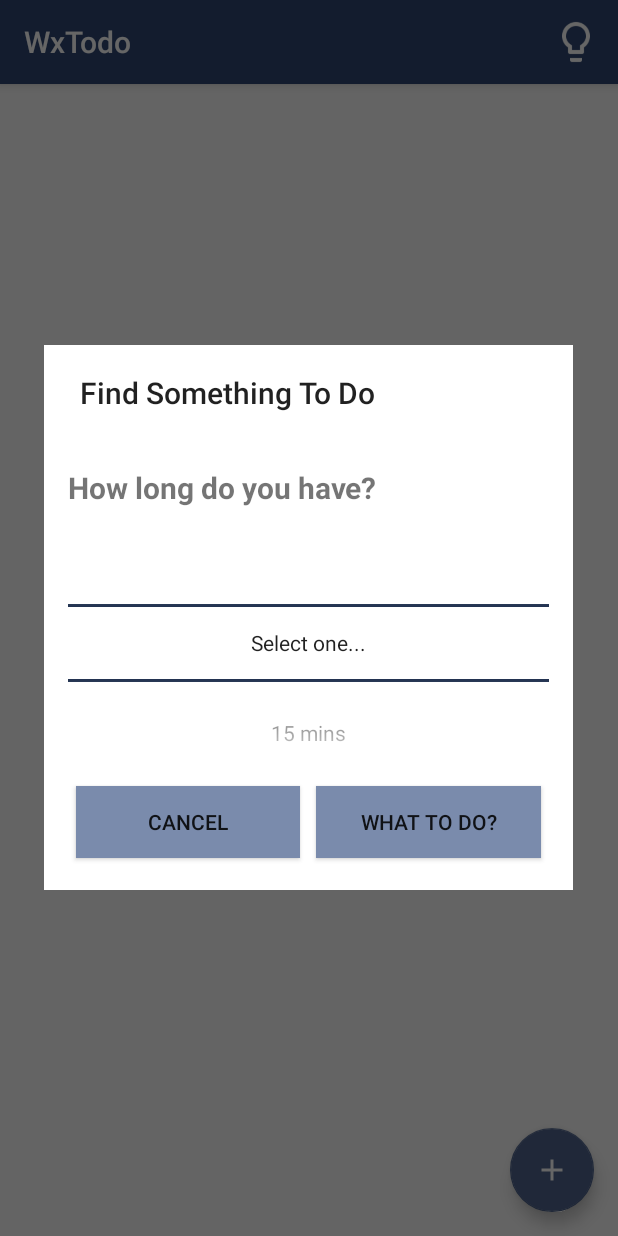
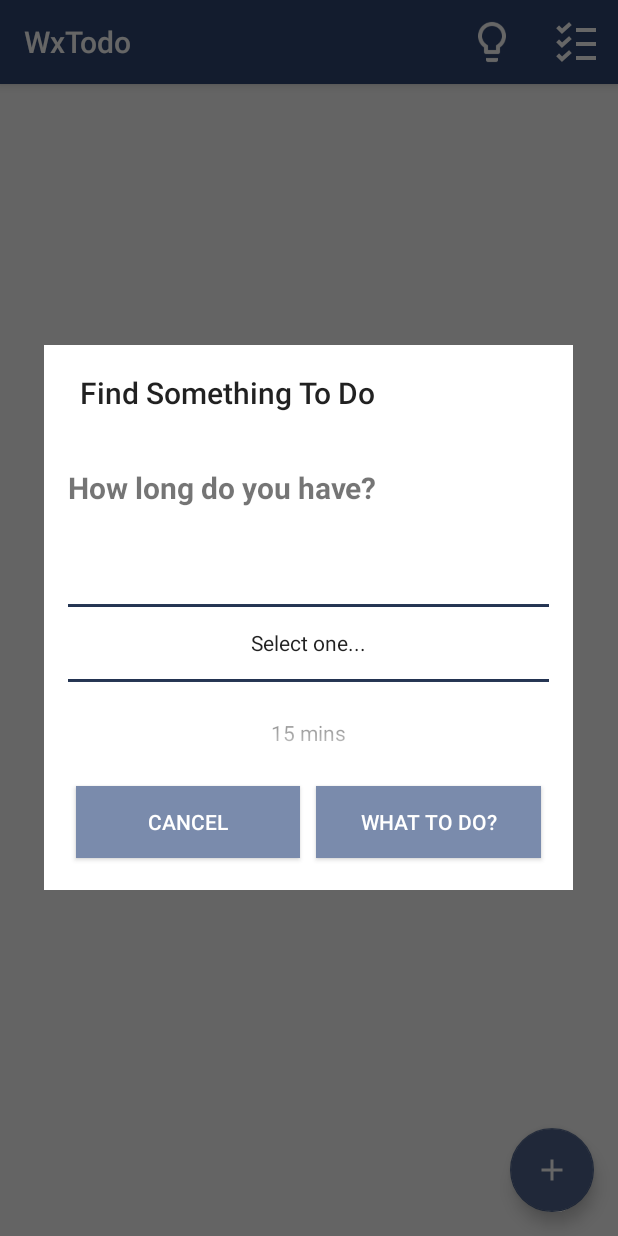
Before and after one commit to ShawnDuan/simpleTodo, an Android app: the screen it shows after launch (MainActivity), after a tap on "Pick something to do...", on a phone screen of 412 x 824 dp. Run offline under Robolectric (Android 15) with nearby library versions, the phone set to English and light mode, and no system bars; libraries missing offline, so code that uses them is left out: io.realm; 5 statements that could not run were skipped.

Commit message:
ArchiveActivity showing completed todo items.

```diff
--- a/app/src/main/AndroidManifest.xml
+++ b/app/src/main/AndroidManifest.xml
@@ -19,6 +19,10 @@
         <activity android:name=".ItemOngoingActivity">
 
         </activity>
+
+        <activity android:name=".ArchivedActivity">
+
+        </activity>
     </application>
 
 </manifest>
--- a/app/src/main/java/com/shawn_duan/simpletodo/MainActivity.java
+++ b/app/src/main/java/com/shawn_duan/simpletodo/MainActivity.java
@@ -72,7 +72,9 @@ public class MainActivity extends AppCompatActivity implements CreateOrEditItemD
                 WhatTodoFragment whatTodoFragment = new WhatTodoFragment();
                 whatTodoFragment.show(fm, "fragment_what_to_do");
                 return true;
-
+            case R.id.action_archive:
+                Intent intent = new Intent(MainActivity.this, ArchivedActivity.class);
+                MainActivity.this.startActivity(intent);
             default:
                 return super.onOptionsItemSelected(item);
         }
--- a/app/src/main/res/layout/activity_ongoing.xml
+++ b/app/src/main/res/layout/activity_ongoing.xml
@@ -89,6 +89,7 @@
                 android:layout_height="wrap_content"
                 android:layout_margin="5dp"
                 android:id="@+id/btFinished"
+                android:textColor="@color/white"
                 android:background="@color/customize_Verylight"
                 android:layout_weight="1"/>
 
@@ -98,6 +99,7 @@
                 android:layout_height="wrap_content"
                 android:layout_margin="5dp"
                 android:id="@+id/btLater"
+                android:textColor="@color/white"
                 android:background="@color/customize_Verylight"
                 android:layout_weight="1"/>
         </LinearLayout>
--- a/app/src/main/res/layout/fragment_edit_item.xml
+++ b/app/src/main/res/layout/fragment_edit_item.xml
@@ -72,6 +72,7 @@
             android:layout_height="wrap_content"
             android:layout_margin="5dp"
             android:id="@+id/btCancle"
+            android:textColor="@color/white"
             android:background="@color/customize_Verylight"
             android:layout_weight="1"/>
 
@@ -81,6 +82,7 @@
             android:layout_height="wrap_content"
             android:layout_margin="5dp"
             android:id="@+id/btSave"
+            android:textColor="@color/white"
             android:background="@color/customize_Verylight"
             android:layout_weight="1"/>
     </LinearLayout>
--- a/app/src/main/res/layout/fragment_what_to_do.xml
+++ b/app/src/main/res/layout/fragment_what_to_do.xml
@@ -31,6 +31,7 @@
             android:layout_height="wrap_content"
             android:layout_margin="5dp"
             android:id="@+id/btCancle"
+            android:textColor="@color/white"
             android:background="@color/customize_Verylight"
             android:layout_weight="1"/>
 
@@ -40,6 +41,7 @@
             android:layout_height="wrap_content"
             android:layout_margin="5dp"
             android:id="@+id/btOK"
+            android:textColor="@color/white"
             android:background="@color/customize_Verylight"
             android:layout_weight="1"/>
     </LinearLayout>
--- a/app/src/main/res/menu/main.xml
+++ b/app/src/main/res/menu/main.xml
@@ -5,4 +5,9 @@
           android:icon="@drawable/ic_lightbulb_white_48dp"
           android:title="@string/what_to_do_title"
           app:showAsAction="ifRoom"/>
+
+    <item android:id="@+id/action_archive"
+          android:icon="@drawable/completed_96dp"
+          android:title="Archived items"
+          app:showAsAction="ifRoom"/>
 </menu>
```
Also changed, not shown: app/src/main/java/com/shawn_duan/simpletodo/ArchivedActivity.java (added, +59 -0 lines), app/src/main/java/com/shawn_duan/simpletodo/TodoListAdapter.java (+9 -3 lines), app/src/main/res/drawable/completed_96dp.png (added).
